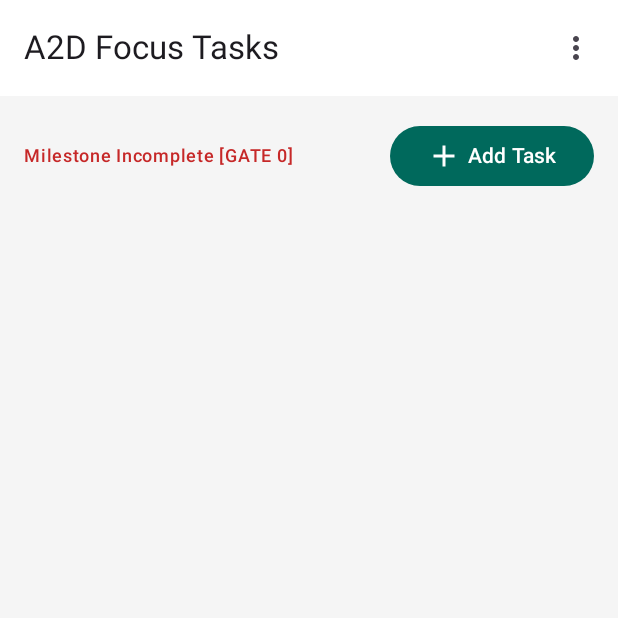
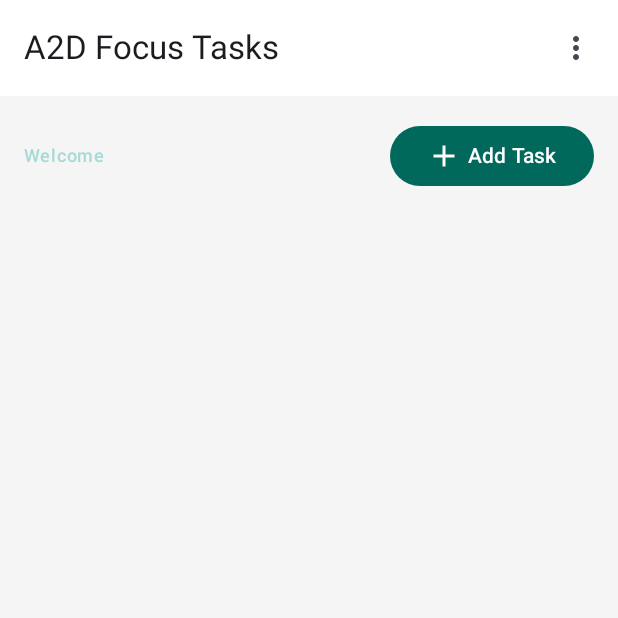
Before and after one commit to anish1024/a2d_android, an Android app built with Jetpack Compose: the TaskListScreen screen opened through its navigation route, on a phone screen of 412 x 824 dp, the top half of it. Run offline under Robolectric (Android 15) with nearby library versions, the phone set to English and light mode, and no system bars; our stand-ins replace Dagger/Hilt's generated code; 4 statements that could not run were skipped.

Commit message:
feat: show Welcome message with user email instead of Milestone status
- TaskListScreen: added welcomeText param, displays 'Welcome $welcomeText' with color #A6DBD6.
- AuthViewModel: exposed userEmail getter from TokenStore.
- MainActivity: passes authVm.userEmail as welcomeText to TaskListScreen.
- Build: ./gradlew assembleDebug -> BUILD SUCCESSFUL
- APK deployed
- Commit: pending

```diff
--- a/A2D/app/src/main/java/com/a2d/app/ui/MainActivity.kt
+++ b/A2D/app/src/main/java/com/a2d/app/ui/MainActivity.kt
@@ -165,6 +165,7 @@ class MainActivity : ComponentActivity() {
                                 TaskListScreen(
                                     tasks = tasks,
                                     milestoneOutput = milestone,
+                                    welcomeText = authVm.userEmail,
                                     onTaskClick = { taskId ->
                                         navController.navigate("taskDetail/$taskId")
                                     },
--- a/A2D/app/src/main/java/com/a2d/app/ui/auth/AuthViewModel.kt
+++ b/A2D/app/src/main/java/com/a2d/app/ui/auth/AuthViewModel.kt
@@ -30,6 +30,9 @@ class AuthViewModel @Inject constructor(
     private val _isAuthenticated = MutableStateFlow(tokenStore.isAuthenticated())
     val isAuthenticated: StateFlow<Boolean> = _isAuthenticated.asStateFlow()
 
+    /** Email of the currently logged-in user, or empty string if none. */
+    val userEmail: String get() = tokenStore.getUserEmail()
+
     init {
         _isAuthenticated.value = tokenStore.isAuthenticated()
     }
--- a/A2D/app/src/main/java/com/a2d/app/ui/task/TaskListScreen.kt
+++ b/A2D/app/src/main/java/com/a2d/app/ui/task/TaskListScreen.kt
@@ -53,6 +53,7 @@ import com.a2d.app.domain.model.Task
 fun TaskListScreen(
     tasks: List<Task>,
     milestoneOutput: Int,
+    welcomeText: String = "",
     onTaskClick: (Long) -> Unit,
     onToggleActivity: (Long, Long, Boolean) -> Unit,
     onAddActivity: (Long) -> Unit,
@@ -77,8 +78,8 @@ fun TaskListScreen(
             verticalAlignment = Alignment.CenterVertically
         ) {
             Text(
-                text = if (milestoneOutput == 1) "Milestone Complete [GATE 1]" else "Milestone Incomplete [GATE 0]",
-                color = if (milestoneOutput == 1) MaterialTheme.colorScheme.secondary else MaterialTheme.colorScheme.error,
+                text = "Welcome $welcomeText",
+                color = Color(0xFFA6DBD6),
                 style = MaterialTheme.typography.labelMedium,
                 modifier = Modifier.weight(1f)
             )
```
